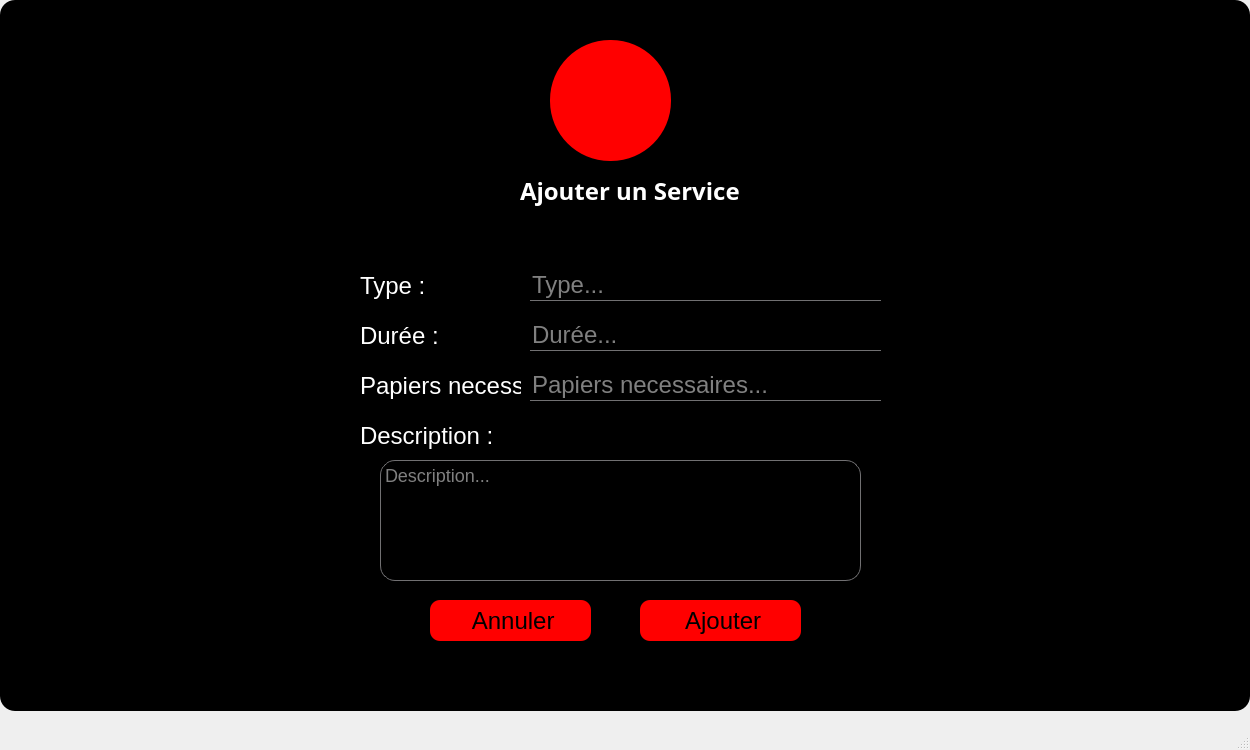
First picture: the form in serviceadministratif.ui, repository nefissaKhiari/Smart_Plolice_Station, before the edit.
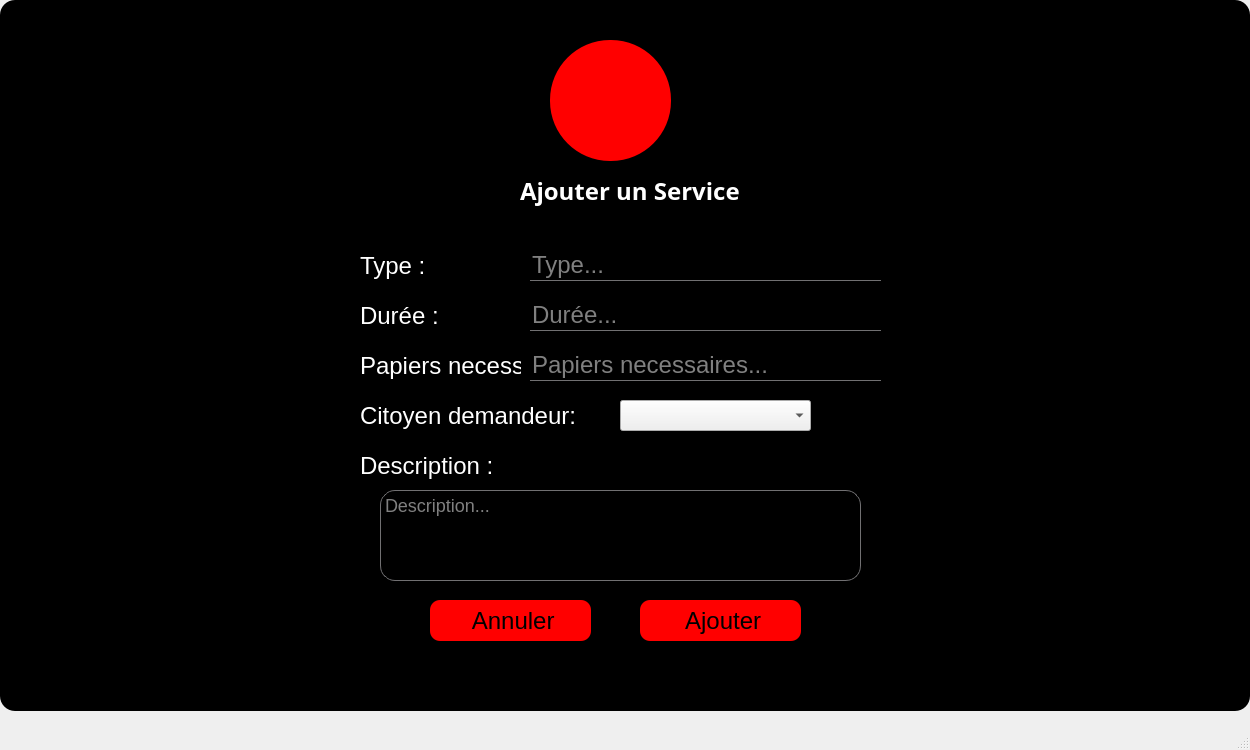
Second picture: the form after the edit. The open tabs and pages were chosen to show the change. Icons and pictures are not drawn.

```diff
--- a/serviceadministratif.ui
+++ b/serviceadministratif.ui
@@ -4351,7 +4351,7 @@
        <property name="geometry">
         <rect>
          <x>70</x>
-         <y>170</y>
+         <y>150</y>
          <width>121</width>
          <height>31</height>
         </rect>
@@ -4367,7 +4367,7 @@
        <property name="geometry">
         <rect>
          <x>70</x>
-         <y>220</y>
+         <y>200</y>
          <width>121</width>
          <height>31</height>
         </rect>
@@ -4383,7 +4383,7 @@
        <property name="geometry">
         <rect>
          <x>70</x>
-         <y>270</y>
+         <y>250</y>
          <width>161</width>
          <height>31</height>
         </rect>
@@ -4399,7 +4399,7 @@
        <property name="geometry">
         <rect>
          <x>240</x>
-         <y>170</y>
+         <y>150</y>
          <width>351</width>
          <height>31</height>
         </rect>
@@ -4412,7 +4412,7 @@
        <property name="geometry">
         <rect>
          <x>240</x>
-         <y>220</y>
+         <y>200</y>
          <width>351</width>
          <height>31</height>
         </rect>
@@ -4428,7 +4428,7 @@
        <property name="geometry">
         <rect>
          <x>240</x>
-         <y>270</y>
+         <y>250</y>
          <width>351</width>
          <height>31</height>
         </rect>
@@ -4516,7 +4516,7 @@
        <property name="geometry">
         <rect>
          <x>70</x>
-         <y>320</y>
+         <y>350</y>
          <width>151</width>
          <height>31</height>
         </rect>
@@ -4532,9 +4532,9 @@
        <property name="geometry">
         <rect>
          <x>90</x>
-         <y>360</y>
+         <y>390</y>
          <width>481</width>
-         <height>121</height>
+         <height>91</height>
         </rect>
        </property>
        <property name="styleSheet">
@@ -4544,6 +4544,32 @@
         <string>Description...</string>
        </property>
       </widget>
+      <widget class="QComboBox" name="CB_NomCitoyen">
+       <property name="geometry">
+        <rect>
+         <x>330</x>
+         <y>300</y>
+         <width>191</width>
+         <height>31</height>
+        </rect>
+       </property>
+      </widget>
+      <widget class="QLabel" name="L_ACitDemandeur">
+       <property name="geometry">
+        <rect>
+         <x>70</x>
+         <y>300</y>
+         <width>231</width>
+         <height>31</height>
+        </rect>
+       </property>
+       <property name="styleSheet">
+        <string notr="true">background: transparent;</string>
+       </property>
+       <property name="text">
+        <string>Citoyen demandeur:</string>
+       </property>
+      </widget>
      </widget>
      <zorder>frame_8</zorder>
      <zorder>toolButton_8</zorder>
```
Left out of the diff: 2 changed lines with no effect on the pictures.
